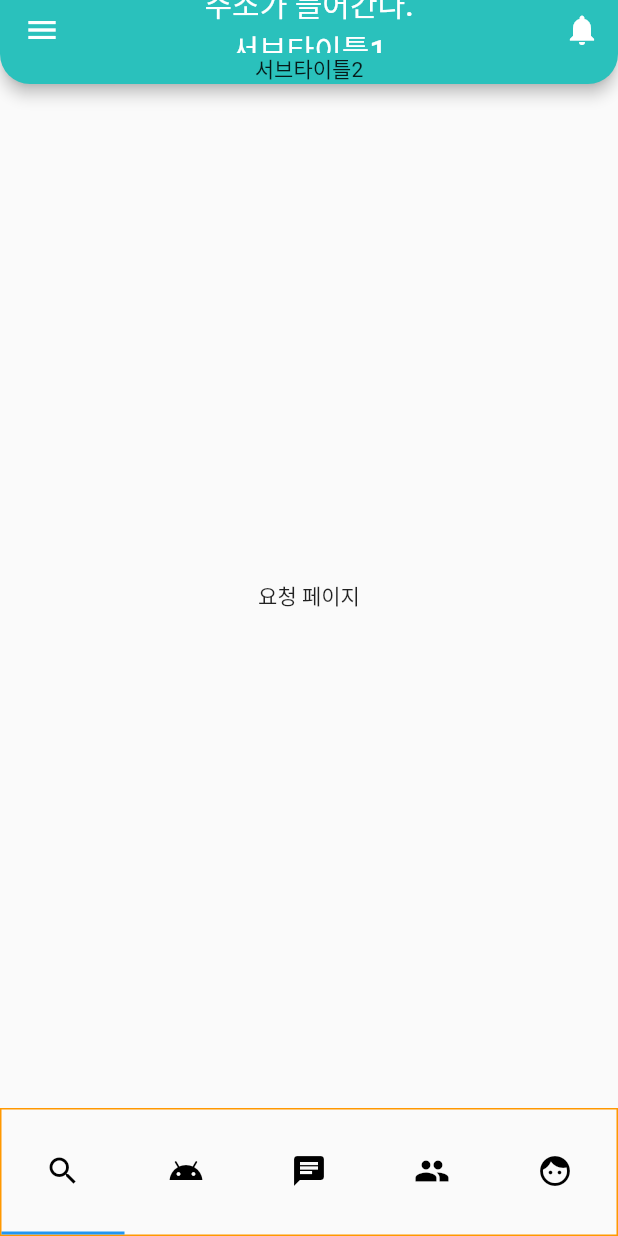
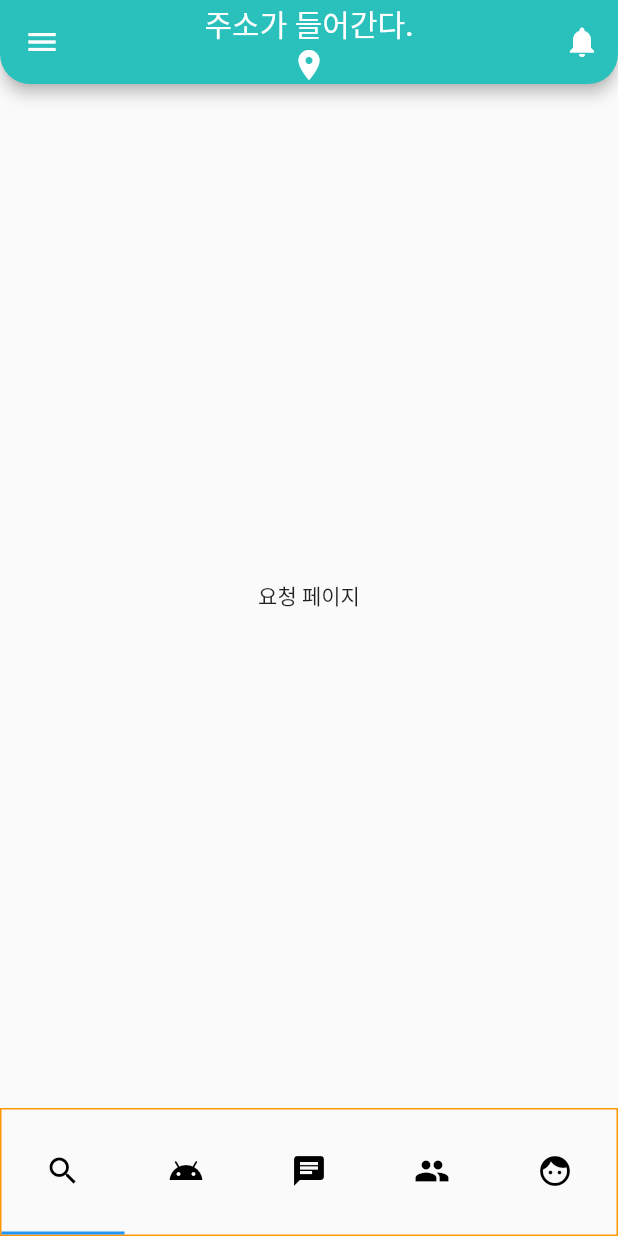
Before and after one commit to chance-up/flutter_dalin, a Flutter app: the screen it shows after launch, on a phone screen of 412 x 824 dp. Run offline on Flutter 3.47's test engine with Material 2 defaults, Android fonts, the phone set to English and light mode, and no system bars.

Commit message:
feat : app bar 컬럼 나누기(추후 이미지 버튼으로 교체 예정)

```diff
--- a/lib/views/dalin/dalin_home_screen.dart
+++ b/lib/views/dalin/dalin_home_screen.dart
@@ -82,16 +82,14 @@ class _DalinHomeScreenState extends State<DalinHomeScreen> {
             const Text(
               "주소가 들어간다.",
             ),
-            const Text(
-              "서브타이틀1",
-            ),
+            const Icon(Icons.location_on),
           ],
         ),
-        bottom: PreferredSize(
-          child: Text("서브타이틀2"),
-          preferredSize: Size.fromHeight(0),
-          // change height for changing app bar height as per content
-        ),
+        // bottom: PreferredSize(
+        //   child: Text("서브타이틀2"),
+        //   preferredSize: Size.fromHeight(0),
+        //   // change height for changing app bar height as per content
+        // ),
         backgroundColor: const Color.fromRGBO(42, 193, 188, 1),
         leading: IconButton(
             icon: const Icon(Icons.menu),
```
